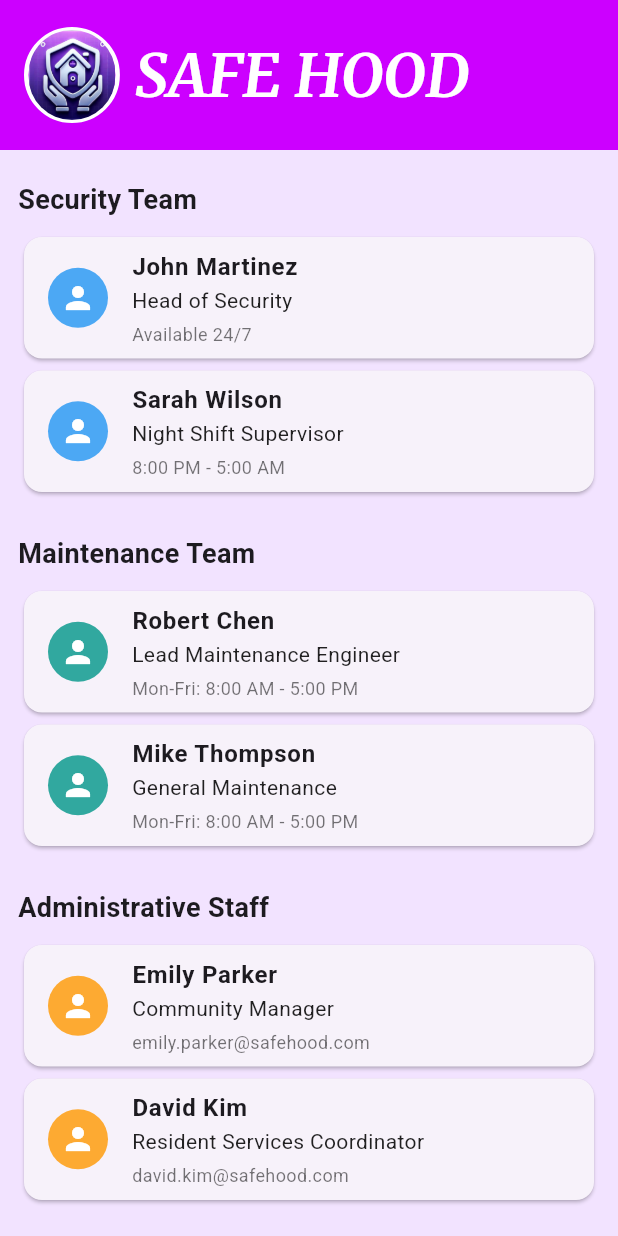
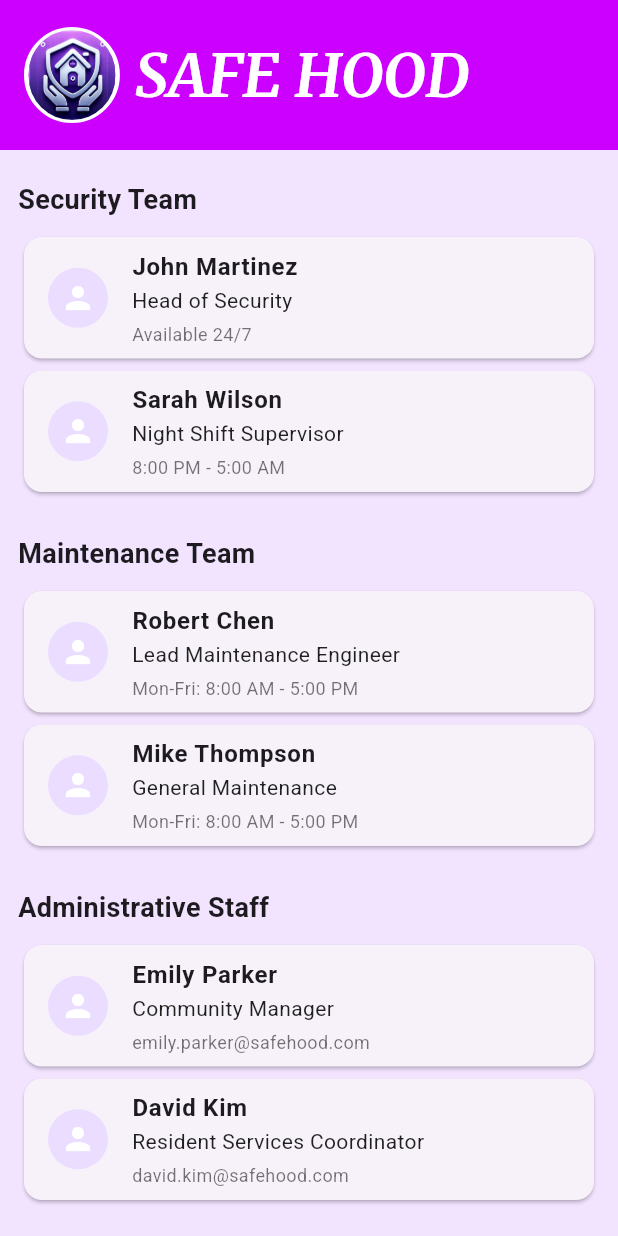
Before and after one commit to Yash29739/SafeHood, a Flutter app: the StaffDirectoryPage screen opened directly, on a phone screen of 412 x 824 dp. Run offline on Flutter 3.47's test engine with Material 3 defaults, Android fonts, the phone set to English and light mode, and no system bars; our stand-ins replace animated_splash_screen, page_transition.

Commit message:
Updates : small Changes

```diff
--- a/lib/login_signup/forgotPassword.dart
+++ b/lib/login_signup/forgotPassword.dart
@@ -1,5 +1,5 @@
 import 'package:flutter/material.dart';
-import 'package:safehome/mainScreens/LandingScreen.dart';
+import 'package:safehood/mainScreens/LandingScreen.dart';
 
 class ForgotPassword extends StatefulWidget {
   const ForgotPassword({super.key});
--- a/lib/login_signup/login_screen.dart
+++ b/lib/login_signup/login_screen.dart
@@ -1,6 +1,6 @@
 import 'package:flutter/material.dart';
-import 'package:safehome/login_signup/forgotPassword.dart';
-import 'package:safehome/mainScreens/LandingScreen.dart';
+import 'package:safehood/login_signup/forgotPassword.dart';
+import 'package:safehood/mainScreens/LandingScreen.dart';
 import 'signup_screen.dart';
 
 class LoginScreen extends StatelessWidget {
--- a/lib/login_signup/signup_screen.dart
+++ b/lib/login_signup/signup_screen.dart
@@ -1,5 +1,5 @@
 import 'package:flutter/material.dart';
-import 'package:safehome/login_signup/login_screen.dart';
+import 'package:safehood/login_signup/login_screen.dart';
 
 void main() {
   runApp(const SignupScreen());
--- a/lib/main.dart
+++ b/lib/main.dart
@@ -1,8 +1,7 @@
-import 'dart:async';
 import 'package:page_transition/page_transition.dart';
 import 'package:animated_splash_screen/animated_splash_screen.dart';
 import 'package:flutter/material.dart';
-import 'package:safehome/login_signup/login_screen.dart';
+import 'package:safehood/login_signup/login_screen.dart';
 
 void main() {
   runApp(const MyApp());
--- a/lib/subScreens/others/ResidentStatusPage.dart
+++ b/lib/subScreens/others/ResidentStatusPage.dart
@@ -92,7 +92,6 @@ class ResidentStatusPage extends StatelessWidget {
 
   Widget _residentTile(String name, String apt, Color statusColor, String status) {
     return Card(
-      color: statusColor.withOpacity(0.2),
       margin: EdgeInsets.symmetric(vertical: 4, horizontal: 8),
       shape: RoundedRectangleBorder(borderRadius: BorderRadius.circular(10)),
       child: ListTile(
--- a/lib/subScreens/services/CommunityNoticeBoard.dart
+++ b/lib/subScreens/services/CommunityNoticeBoard.dart
@@ -62,7 +62,7 @@ class CommunityNoticeBoard extends StatelessWidget {
       shape: RoundedRectangleBorder(borderRadius: BorderRadius.circular(12)),
       child: Container(
         padding: EdgeInsets.all(12),
-        decoration: BoxDecoration(color: color.withOpacity(0.2), borderRadius: BorderRadius.circular(12)),
+        decoration: BoxDecoration( borderRadius: BorderRadius.circular(12)),
         child: Column(
           crossAxisAlignment: CrossAxisAlignment.start,
           children: [
--- a/lib/subScreens/services/CommunityRulesApp.dart
+++ b/lib/subScreens/services/CommunityRulesApp.dart
@@ -89,7 +89,6 @@ class CommunityRulesPage extends StatelessWidget {
     return Card(
       margin: const EdgeInsets.symmetric(horizontal: 10, vertical: 5),
       shape: RoundedRectangleBorder(borderRadius: BorderRadius.circular(12)),
-      color: color?.withOpacity(0.1),
       child: Padding(
         padding: const EdgeInsets.all(16),
         child: Column(
--- a/lib/subScreens/services/StaffDirectoryPage.dart
+++ b/lib/subScreens/services/StaffDirectoryPage.dart
@@ -1,10 +1,9 @@
 import 'package:flutter/material.dart';
 
 void main() {
-  runApp(MaterialApp(
-    debugShowCheckedModeBanner: false,
-    home: StaffDirectoryPage(),
-  ));
+  runApp(
+    MaterialApp(debugShowCheckedModeBanner: false, home: StaffDirectoryPage()),
+  );
 }
 
 class StaffDirectoryPage extends StatelessWidget {
@@ -14,7 +13,7 @@ class StaffDirectoryPage extends StatelessWidget {
   Widget build(BuildContext context) {
     return Scaffold(
       backgroundColor: Color(0xFFF2E3FF),
-     appBar: AppBar(
+      appBar: AppBar(
         automaticallyImplyLeading: false,
         toolbarHeight: 100,
         backgroundColor: Color(0xFFCC00FF),
@@ -26,23 +25,61 @@ class StaffDirectoryPage extends StatelessWidget {
           crossAxisAlignment: CrossAxisAlignment.start,
           children: [
             _buildSectionTitle("Security Team"),
-            _buildStaffCard("John Martinez", "Head of Security", "Available 24/7", Colors.blue),
-            _buildStaffCard("Sarah Wilson", "Night Shift Supervisor", "8:00 PM - 5:00 AM", Colors.blue),
+            _buildStaffCard(
+              "John Martinez",
+              "Head of Security",
+              "Available 24/7",
+              Colors.blue,
+            ),
+            _buildStaffCard(
+              "Sarah Wilson",
+              "Night Shift Supervisor",
+              "8:00 PM - 5:00 AM",
+              Colors.blue,
+            ),
             SizedBox(height: 16),
 
             _buildSectionTitle("Maintenance Team"),
-            _buildStaffCard("Robert Chen", "Lead Maintenance Engineer", "Mon-Fri: 8:00 AM - 5:00 PM", Colors.teal),
-            _buildStaffCard("Mike Thompson", "General Maintenance", "Mon-Fri: 8:00 AM - 5:00 PM", Colors.teal),
+            _buildStaffCard(
+              "Robert Chen",
+              "Lead Maintenance Engineer",
+              "Mon-Fri: 8:00 AM - 5:00 PM",
+              Colors.teal,
+            ),
+            _buildStaffCard(
+              "Mike Thompson",
+              "General Maintenance",
+              "Mon-Fri: 8:00 AM - 5:00 PM",
+              Colors.teal,
+            ),
             SizedBox(height: 16),
 
             _buildSectionTitle("Administrative Staff"),
-            _buildStaffCard("Emily Parker", "Community Manager", "emily.parker@safehood.com", Colors.orange),
-            _buildStaffCard("David Kim", "Resident Services Coordinator", "david.kim@safehood.com", Colors.orange),
+            _buildStaffCard(
+              "Emily Parker",
+              "Community Manager",
+              "emily.parker@safehood.com",
+              Colors.orange,
+            ),
+            _buildStaffCard(
+              "David Kim",
+              "Resident Services Coordinator",
+              "david.kim@safehood.com",
+              Colors.orange,
+            ),
             SizedBox(height: 16),
 
             _buildSectionTitle("Emergency Contacts"),
-            _buildEmergencyButton("Call Emergency Services (911)", Colors.red, Icons.warning),
-            _buildEmergencyButton("Building Emergency Line", Colors.red, Icons.phone),
+            _buildEmergencyButton(
+              "Call Emergency Services (911)",
+              Colors.red,
+              Icons.warning,
+            ),
+            _buildEmergencyButton(
+              "Building Emergency Line",
+              Colors.red,
+              Icons.phone,
+            ),
           ],
         ),
       ),
@@ -52,25 +89,39 @@ class StaffDirectoryPage extends StatelessWidget {
   Widget _buildSectionTitle(String title) {
     return Padding(
       padding: EdgeInsets.symmetric(vertical: 8),
-      child: Text(title, style: TextStyle(fontSize: 18, fontWeight: FontWeight.bold)),
+      child: Text(
+        title,
+        style: TextStyle(fontSize: 18, fontWeight: FontWeight.bold),
+      ),
     );
   }
 
-  Widget _buildStaffCard(String name, String position, String details, Color color) {
+  Widget _buildStaffCard(
+    String name,
+    String position,
+    String details,
+    Color color,
+  ) {
     return Card(
       shape: RoundedRectangleBorder(borderRadius: BorderRadius.circular(12)),
       child: ListTile(
-        leading: CircleAvatar(
-          backgroundColor: color.withOpacity(0.8),
-          child: Icon(Icons.person, color: Colors.white),
+        leading: CircleAvatar(child: Icon(Icons.person, color: Colors.white)),
+        title: Text(
+          name,
+          style: TextStyle(fontSize: 16, fontWeight: FontWeight.bold),
         ),
-        title: Text(name, style: TextStyle(fontSize: 16, fontWeight: FontWeight.bold)),
         subtitle: Column(
           crossAxisAlignment: CrossAxisAlignment.start,
           children: [
-            Text(position, style: TextStyle(fontSize: 14, color: Colors.black87)),
+            Text(
+              position,
+              style: TextStyle(fontSize: 14, color: Colors.black87),
+            ),
             SizedBox(height: 4),
-            Text(details, style: TextStyle(fontSize: 12, color: Colors.black54)),
+            Text(
+              details,
+              style: TextStyle(fontSize: 12, color: Colors.black54),
+            ),
           ],
         ),
       ),
@@ -84,7 +135,9 @@ class StaffDirectoryPage extends StatelessWidget {
         style: ElevatedButton.styleFrom(
           backgroundColor: color,
           padding: EdgeInsets.symmetric(vertical: 12),
-          shape: RoundedRectangleBorder(borderRadius: BorderRadius.circular(12)),
+          shape: RoundedRectangleBorder(
+            borderRadius: BorderRadius.circular(12),
+          ),
         ),
         icon: Icon(icon, color: Colors.white),
         label: Text(text, style: TextStyle(fontSize: 16, color: Colors.white)),
@@ -92,7 +145,8 @@ class StaffDirectoryPage extends StatelessWidget {
       ),
     );
   }
-   Widget _buildHeader() {
+
+  Widget _buildHeader() {
     return Row(
       children: [
         Container(
--- a/pubspec.yaml
+++ b/pubspec.yaml
@@ -1,4 +1,4 @@
-name: safehome
+name: safehood
 description: "A new Flutter project."
 # The following line prevents the package from being accidentally published to
 # pub.dev using `flutter pub publish`. This is preferred for private packages.
@@ -68,9 +68,7 @@ flutter:
 
   # To add assets to your application, add an assets section, like this:
   assets:
-    - assets/logo.jpeg
     - assets/logo.jpg
-    - assets/Building.jpg
 
   # An image asset can refer to one or more resolution-specific "variants", see
   # https://flutter.dev/to/resolution-aware-images
```
Also changed, not shown: lib/mainScreens/LandingScreen.dart (+4 -4 lines), lib/mainScreens/SafeHoodDashboard.dart (+10 -10 lines), 1 other file.
